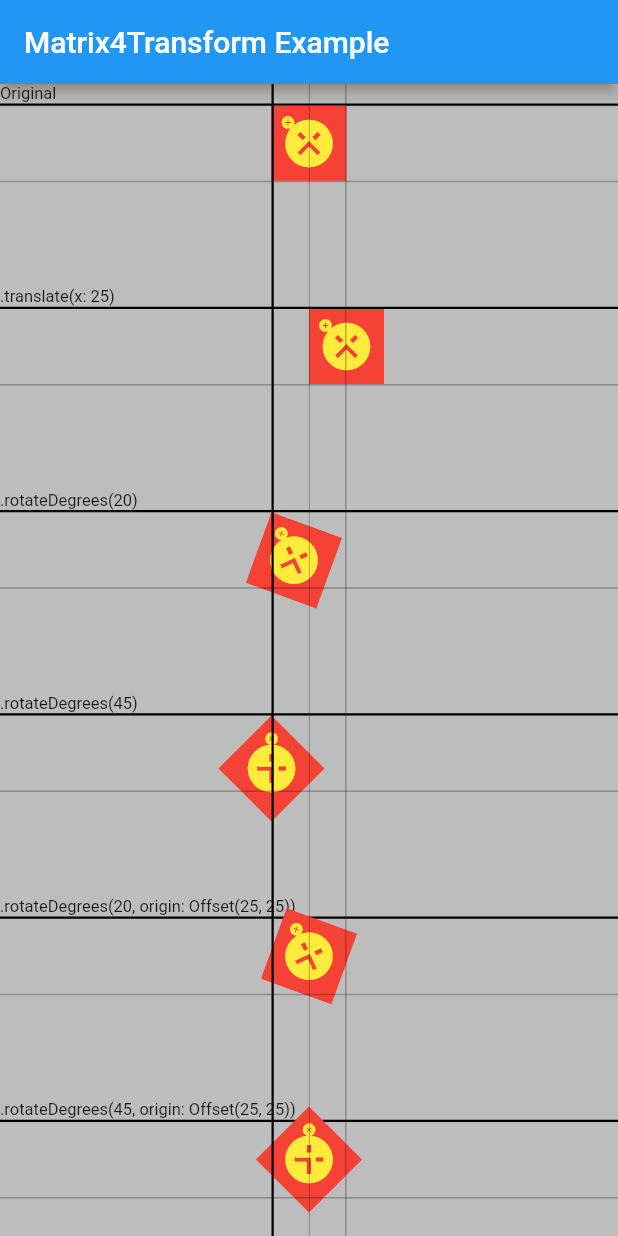
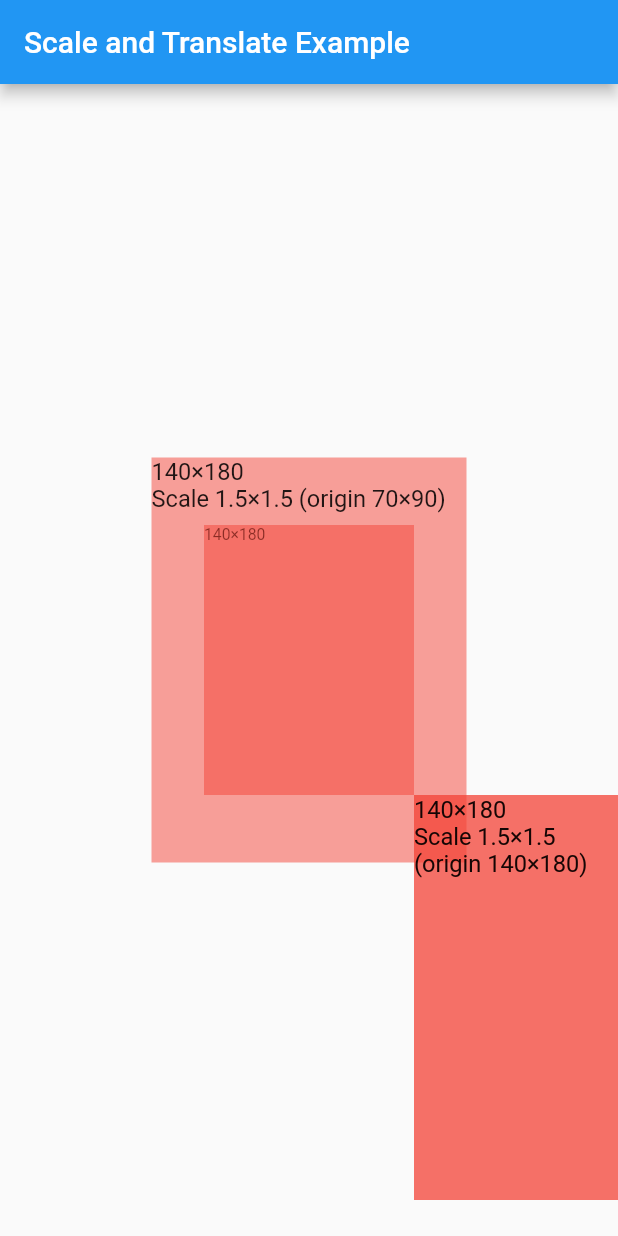
Before and after one commit to marcglasberg/matrix4_transform, a Flutter app: the screen it shows after launch, on a phone screen of 412 x 824 dp. Run offline on Flutter 3.47's test engine with Material 2 defaults, Android fonts, the phone set to English and light mode, and no system bars.

Commit message:
Added Scale and Translate example.

```diff
--- a/example/lib/main.dart
+++ b/example/lib/main.dart
@@ -1,3 +1,4 @@
+import 'package:flutter/cupertino.dart';
 import 'package:flutter/material.dart';
 import 'package:matrix4_transform/matrix4_transform.dart';
 
@@ -7,117 +8,57 @@ import 'package:matrix4_transform/matrix4_transform.dart';
 void main() async => runApp(MaterialApp(home: Demo()));
 
 class Demo extends StatelessWidget {
-  final boxes = [
-    Box(null, "Original"),
-    Box(Matrix4Transform().translate(x: 25).matrix4, ".translate(x: 25)"),
-    Box(Matrix4Transform().rotateDegrees(20).matrix4, ".rotateDegrees(20)"),
-    Box(Matrix4Transform().rotateDegrees(45).matrix4, ".rotateDegrees(45)"),
-    Box(Matrix4Transform().rotateDegrees(20, origin: Offset(25, 25)).matrix4,
-        ".rotateDegrees(20, origin: Offset(25, 25))"),
-    Box(Matrix4Transform().rotateDegrees(45, origin: Offset(25, 25)).matrix4,
-        ".rotateDegrees(45, origin: Offset(25, 25))"),
-    Box(Matrix4Transform().rotateDegrees(45, origin: Offset(25, 25)).translate(x: 25).matrix4,
-        ".rotateDegrees(45, origin: Offset(25, 25)).\ntranslate(x: 25)"),
-    Box(Matrix4Transform().scaleBy(x: 2.0, y: 0.5).matrix4, ".scaleBy(x: 2.0, y: 0.5)"),
-    Box(Matrix4Transform().scaleBy(x: 2.0, y: 0.5, origin: Offset(25, 25)).matrix4,
-        ".scaleBy(x: 2.0, y: 0.5, origin: Offset(25, 25))"),
-    Box(Matrix4Transform().scaleBy(x: 2, y: 0.5, origin: Offset(25, 25)).right(25).matrix4,
-        ".scaleBy(x: 2, y: 0.5, origin: Offset(25, 25))\n.right(25)"),
-    Box(
-        Matrix4Transform()
-            .scaleBy(x: 2, y: 0.5, origin: Offset(25, 25))
-            .translateOriginalCoordinates(x: 25)
-            .matrix4,
-        ".scaleBy(x: 2, y: 0.5, origin: Offset(25, 25))\n.translateOriginalCoordinates(x: 25)"),
-    //
-    Box(Matrix4Transform().flipHorizontally().matrix4, ".flipHorizontally()"),
-    Box(Matrix4Transform().flipHorizontally(origin: Offset(25, 25)).matrix4,
-        ".flipHorizontally(origin: Offset(25, 25))"),
-    Box(Matrix4Transform().flipVertically().matrix4, ".flipVertically()"),
-    Box(Matrix4Transform().flipVertically(origin: Offset(25, 25)).matrix4,
-        ".flipVertically(origin: Offset(25, 25))"),
-    Box(Matrix4Transform().flipDiagonally().matrix4, ".flipDiagonally())"),
-    Box(Matrix4Transform().flipDiagonally(origin: Offset(25, 25)).matrix4,
-        ".flipDiagonally(origin: Offset(25, 25))"),
-  ];
-
   @override
   Widget build(BuildContext context) {
     return Scaffold(
-      appBar: AppBar(title: const Text('Matrix4Transform Example')),
+      appBar: AppBar(title: const Text('Scale and Translate Example')),
       body: Stack(
-        children: <Widget>[
-          SingleChildScrollView(
-            child: Container(
-              color: Colors.grey[400],
-              child: Column(
-                mainAxisAlignment: MainAxisAlignment.spaceBetween,
-                children: [
-                  for (var box in boxes) wrap(box),
-                ],
-              ),
-            ),
-          ),
-          Center(
-            child: Container(
-              width: 50,
-              child: Row(
-                mainAxisAlignment: MainAxisAlignment.spaceBetween,
-                children: [
-                  Container(width: 1.5, height: double.infinity, color: Colors.black),
-                  Container(width: 0.75, height: double.infinity, color: Colors.black26),
-                  Container(width: 1.0, height: double.infinity, color: Colors.black26),
-                ],
-              ),
-            ),
-          ),
+        children: [
+          box1(),
+          box2(),
+          box3(),
+          box4(),
         ],
       ),
     );
   }
-}
 
-Widget wrap(Box box) {
-  return Column(
-    children: <Widget>[
-      if (box.description != null)
-        Align(
-          alignment: Alignment.centerLeft,
-          child: Text(box.description.toString(), style: TextStyle(fontSize: 11)),
-        ),
-      Container(height: 1.5, width: double.infinity, color: Colors.black),
-      Container(child: box, alignment: Alignment.center, height: 50, width: double.infinity),
-      Container(height: 1.0, width: double.infinity, color: Colors.black26),
-      SizedBox(height: 70.0),
-    ],
-  );
-}
+  Center box1() => Center(child: box('140×180'));
 
-class Box extends StatelessWidget {
-  final Matrix4 matrix;
-  final String? description;
-
-  Box(
-    Matrix4? matrix,
-    this.description,
-  ) : matrix = matrix ?? Matrix4.identity();
-
-  @override
-  Widget build(BuildContext context) {
-    return Container(
-      transform: matrix,
-      color: Colors.red,
-      width: 50,
-      height: 50,
-      child: Center(
-        child: Stack(
-          children: [
-            Icon(Icons.cancel, color: Colors.yellow, size: 38),
-            Icon(Icons.expand_less, color: Colors.yellow, size: 38),
-            Icon(Icons.add_circle, color: Colors.yellow, size: 10),
-          ],
-        ),
+  Center box2() {
+    return Center(
+      child: Container(
+        transform:
+            Matrix4Transform().scaleBy(x: 1.5, y: 1.5, origin: Offset(140 / 2, 180 / 2)).matrix4,
+        child: box('140×180\nScale 1.5×1.5 (origin 70×90)'),
       ),
     );
   }
+
+  Center box3() {
+    return Center(
+      child: Container(
+        transform: Matrix4Transform().translate(x: 140, y: 180).scaleBy(x: 1.5, y: 1.5).matrix4,
+        child: box('140×180\nScale 1.5×1.5\n(origin 140×180)'),
+      ),
+    );
+  }
+
+  Center box4() {
+    return Center(
+      child: Container(
+        transform: Matrix4Transform().scaleBy(x: 1.5, y: 1.5).translate(x: 140, y: 180).matrix4,
+        child: box('140×180\nScale 1.5×1.5\n(origin 140×180)'),
+      ),
+    );
+  }
+
+  Container box(String text) {
+    return Container(
+      color: Colors.red.withOpacity(0.5),
+      width: 140,
+      height: 180,
+      child: Text(text, style: TextStyle(fontSize: 10.5)),
+    );
+  }
 }
--- /dev/null
+++ b/example/lib/main_scale_and_translate.dart
@@ -0,0 +1,123 @@
+import 'package:flutter/material.dart';
+import 'package:matrix4_transform/matrix4_transform.dart';
+
+// Developed by Marcelo Glasberg (Aug 2019).
+// For more info, see: https://pub.dartlang.org/packages/matrix4_transform
+
+void main() async => runApp(MaterialApp(home: Demo()));
+
+class Demo extends StatelessWidget {
+  final boxes = [
+    Box(null, "Original"),
+    Box(Matrix4Transform().translate(x: 25).matrix4, ".translate(x: 25)"),
+    Box(Matrix4Transform().rotateDegrees(20).matrix4, ".rotateDegrees(20)"),
+    Box(Matrix4Transform().rotateDegrees(45).matrix4, ".rotateDegrees(45)"),
+    Box(Matrix4Transform().rotateDegrees(20, origin: Offset(25, 25)).matrix4,
+        ".rotateDegrees(20, origin: Offset(25, 25))"),
+    Box(Matrix4Transform().rotateDegrees(45, origin: Offset(25, 25)).matrix4,
+        ".rotateDegrees(45, origin: Offset(25, 25))"),
+    Box(Matrix4Transform().rotateDegrees(45, origin: Offset(25, 25)).translate(x: 25).matrix4,
+        ".rotateDegrees(45, origin: Offset(25, 25)).\ntranslate(x: 25)"),
+    Box(Matrix4Transform().scaleBy(x: 2.0, y: 0.5).matrix4, ".scaleBy(x: 2.0, y: 0.5)"),
+    Box(Matrix4Transform().scaleBy(x: 2.0, y: 0.5, origin: Offset(25, 25)).matrix4,
+        ".scaleBy(x: 2.0, y: 0.5, origin: Offset(25, 25))"),
+    Box(Matrix4Transform().scaleBy(x: 2, y: 0.5, origin: Offset(25, 25)).right(25).matrix4,
+        ".scaleBy(x: 2, y: 0.5, origin: Offset(25, 25))\n.right(25)"),
+    Box(
+        Matrix4Transform()
+            .scaleBy(x: 2, y: 0.5, origin: Offset(25, 25))
+            .translateOriginalCoordinates(x: 25)
+            .matrix4,
+        ".scaleBy(x: 2, y: 0.5, origin: Offset(25, 25))\n.translateOriginalCoordinates(x: 25)"),
+    //
+    Box(Matrix4Transform().flipHorizontally().matrix4, ".flipHorizontally()"),
+    Box(Matrix4Transform().flipHorizontally(origin: Offset(25, 25)).matrix4,
+        ".flipHorizontally(origin: Offset(25, 25))"),
+    Box(Matrix4Transform().flipVertically().matrix4, ".flipVertically()"),
+    Box(Matrix4Transform().flipVertically(origin: Offset(25, 25)).matrix4,
+        ".flipVertically(origin: Offset(25, 25))"),
+    Box(Matrix4Transform().flipDiagonally().matrix4, ".flipDiagonally())"),
+    Box(Matrix4Transform().flipDiagonally(origin: Offset(25, 25)).matrix4,
+        ".flipDiagonally(origin: Offset(25, 25))"),
+  ];
+
+  @override
+  Widget build(BuildContext context) {
+    return Scaffold(
+      appBar: AppBar(title: const Text('Matrix4Transform Example')),
+      body: Stack(
+        children: <Widget>[
+          SingleChildScrollView(
+            child: Container(
+              color: Colors.grey[400],
+              child: Column(
+                mainAxisAlignment: MainAxisAlignment.spaceBetween,
+                children: [
+                  for (var box in boxes) wrap(box),
+                ],
+              ),
+            ),
+          ),
+          Center(
+            child: Container(
+              width: 50,
+              child: Row(
+                mainAxisAlignment: MainAxisAlignment.spaceBetween,
+                children: [
+                  Container(width: 1.5, height: double.infinity, color: Colors.black),
+                  Container(width: 0.75, height: double.infinity, color: Colors.black26),
+                  Container(width: 1.0, height: double.infinity, color: Colors.black26),
+                ],
+              ),
+            ),
+          ),
+        ],
+      ),
+    );
+  }
+}
+
+Widget wrap(Box box) {
+  return Column(
+    children: <Widget>[
+      if (box.description != null)
+        Align(
+          alignment: Alignment.centerLeft,
+          child: Text(box.description.toString(), style: TextStyle(fontSize: 11)),
+        ),
+      Container(height: 1.5, width: double.infinity, color: Colors.black),
+      Container(child: box, alignment: Alignment.center, height: 50, width: double.infinity),
+      Container(height: 1.0, width: double.infinity, color: Colors.black26),
+      SizedBox(height: 70.0),
+    ],
+  );
+}
+
+class Box extends StatelessWidget {
+  final Matrix4 matrix;
+  final String? description;
+
+  Box(
+    Matrix4? matrix,
+    this.description,
+  ) : matrix = matrix ?? Matrix4.identity();
+
+  @override
+  Widget build(BuildContext context) {
+    return Container(
+      transform: matrix,
+      color: Colors.red,
+      width: 50,
+      height: 50,
+      child: Center(
+        child: Stack(
+          children: [
+            Icon(Icons.cancel, color: Colors.yellow, size: 38),
+            Icon(Icons.expand_less, color: Colors.yellow, size: 38),
+            Icon(Icons.add_circle, color: Colors.yellow, size: 10),
+          ],
+        ),
+      ),
+    );
+  }
+}
```
